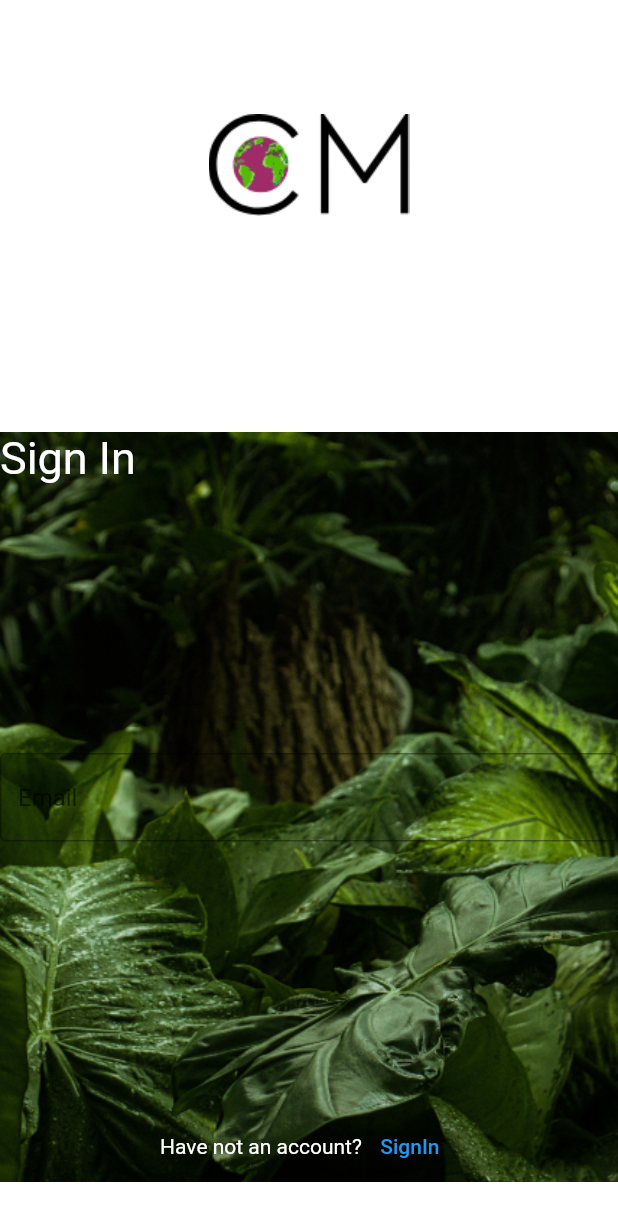
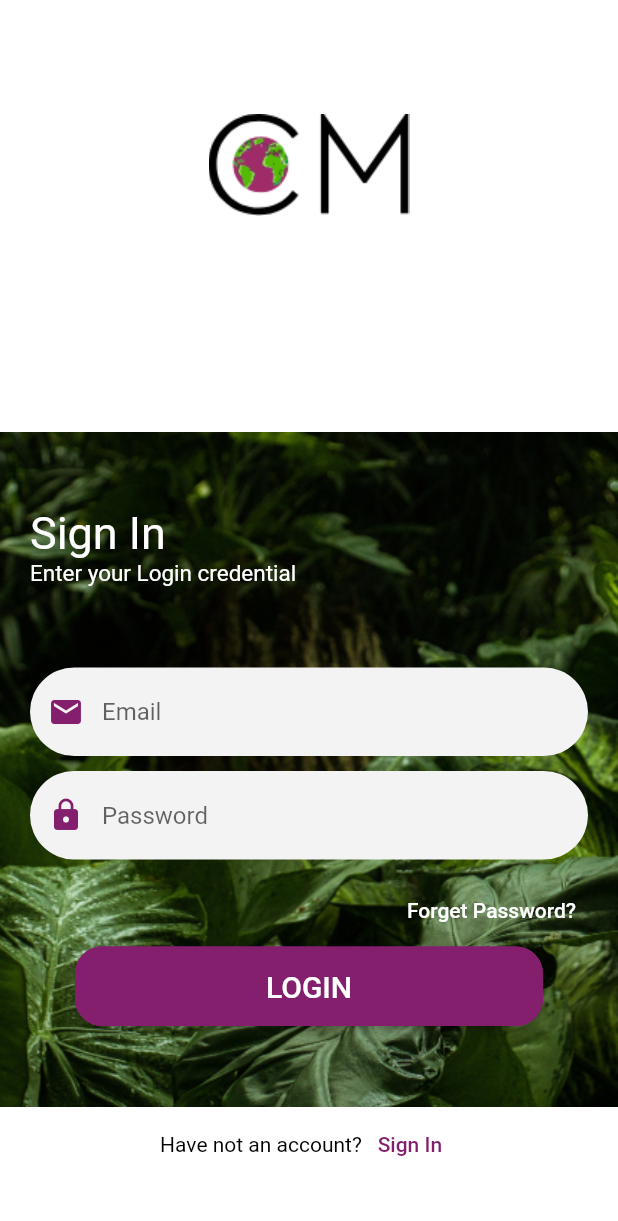
Before and after one commit to Shahabmustafa/CONSCIOUS-MEDIA, a Flutter app: the MemberShip screen opened directly, after a tap on the "arrow forward" icon, on a phone screen of 412 x 824 dp. Shown: the top 1221 px of the screen. Run offline on Flutter 3.47's test engine with Material 2 defaults, Android fonts, the phone set to English and light mode, and no system bars; our stand-ins replace flutter_spinkit, smooth_page_indicator.

Commit message:
UI Design Update

```diff
--- a/lib/view/member_ship.dart
+++ b/lib/view/member_ship.dart
@@ -1,4 +1,5 @@
 import 'package:flutter/material.dart';
+import 'package:kitoob/view/sign_up.dart';
 import 'package:kitoob/view/signin_page.dart';
 
 class MemberShip extends StatefulWidget {
@@ -31,7 +32,7 @@ class _MemberShipState extends State<MemberShip> {
                 ),
                 height: 516.0,
                 child: Column(
-                  mainAxisAlignment: MainAxisAlignment.center,
+                  mainAxisAlignment: MainAxisAlignment.spaceEvenly,
                   children: <Widget> [
                          const Text('SELECT YOUR MEMBERSHIP TO CONTINUE',
                       style: TextStyle(
@@ -103,7 +104,9 @@ class _MemberShipState extends State<MemberShip> {
                                   style: TextStyle(
                                       fontSize: 20.0
                                   ),),
-                                TextButton(onPressed: (){}, child:
+                                TextButton(onPressed: (){
+                                  Navigator.pushReplacement(context, MaterialPageRoute(builder: (context) => SignUpPage()));
+                                }, child:
                                 const Icon(
                                   Icons.arrow_forward,
                                   color: Color(0xFF841F6E),
--- a/lib/view/on_boarding.dart
+++ b/lib/view/on_boarding.dart
@@ -84,8 +84,9 @@ class _OnBoardState extends State<OnBoard> {
                   isLastPage ? SizedBox() :
                   TextButton(
                       onPressed: () {
-                    _controller.jumpToPage(4);
-                  }, child: const Text('SKIP>',
+                        _controller.jumpToPage(4);
+                      },
+                      child: Text('SKIP>',
                   style: TextStyle(
                     color: Colors.grey,
                   ),)),
--- a/lib/view/signin_page.dart
+++ b/lib/view/signin_page.dart
@@ -1,4 +1,6 @@
 import 'package:flutter/material.dart';
+import 'package:kitoob/view/sign_up.dart';
+import 'package:kitoob/widgets/textfieldinput.dart';
 
 class SignINPage extends StatefulWidget {
   const SignINPage({Key? key}) : super(key: key);
@@ -14,7 +16,6 @@ class _SignINPageState extends State<SignINPage> {
       child: Scaffold(
         backgroundColor: Colors.white,
         body: Column(
-          // crossAxisAlignment: CrossAxisAlignment.,
           mainAxisAlignment: MainAxisAlignment.spaceEvenly,
           children: [
             Container(
@@ -35,7 +36,16 @@ class _SignINPageState extends State<SignINPage> {
                 mainAxisAlignment: MainAxisAlignment.spaceBetween,
                 crossAxisAlignment: CrossAxisAlignment.start,
                 children: <Widget> [
-                  const Text(
+                  Column(
+                      crossAxisAlignment: CrossAxisAlignment.stretch,
+                      children: <Widget>[
+                      Padding(
+                          padding: EdgeInsets.only(left: 20.0,top: 50.0),
+                        child:   Container(
+                          child: Column(
+                            crossAxisAlignment: CrossAxisAlignment.start,
+                            children: const <Widget> [
+                              Text(
                                 'Sign In',
                                 style: TextStyle(
                                     color: Colors.white,
@@ -43,23 +53,106 @@ class _SignINPageState extends State<SignINPage> {
                                     fontWeight: FontWeight.w400
                                 ),
                               ),
-                  const TextField(
-                   decoration: InputDecoration(
-                     border: OutlineInputBorder(),
-                     hintText: 'Email',
+                              Text(
+                                'Enter your Login credential',
+                                style: TextStyle(
+                                    color: Colors.white,
+                                    fontSize: 15.0,
+                                    fontWeight: FontWeight.w400
                                 ),
                               ),
+                            ],
+                          ),
+                        ),
+
+                      ),
+                      ],
+                    ),
+                  Padding(
+                     padding: const EdgeInsets.symmetric(horizontal: 20.0),
+                     child: Column(
+                       children: [
+                         TextFieldInput(
+                           HintText: 'Email',
+                           icon: const Icon(Icons.email,
+                             color: Color(0xFF841F6E),
+                           ),
+                         ),
+                         const SizedBox(
+                           height: 10.0,
+                         ),
+                         TextFieldInput(
+                           HintText: 'Password',
+                           icon: const Icon(Icons.lock,
+                             color: Color(0xFF841F6E),),
+                         ),
+                         const SizedBox(
+                           height: 10.0,
+                         ),
                          Row(
+                           mainAxisAlignment: MainAxisAlignment.end,
+                           children: <Widget>[
+                             TextButton(onPressed: (){
+
+                             }, child: Text(
+                                 'Forget Password?',
+                               style: TextStyle(
+                                 color: Colors.white,
+                               ),
+                             ))
+                           ],
+                         ),
+                         Column(
+                             crossAxisAlignment: CrossAxisAlignment.stretch,
+                             children: [
+                               Padding(
+                                 padding: const EdgeInsets.only(left: 30.0,right: 30.0),
+                                 child: ElevatedButton(
+                                   child: Padding(
+                                     padding: const EdgeInsets.only(top: 15.0,bottom: 15.0),
+                                     child: Text('LOGIN',
+                                       style: TextStyle(
+                                         fontSize: 20.0,
+                                         color: Colors.white,
+                                       ),),
+                                   ),
+                                   onPressed:
+                                       (){
+                                         Navigator.pushReplacement(context, MaterialPageRoute(builder: (context) => SignUpPage()));
+                                       },
+                                   style: ElevatedButton.styleFrom(
+                                     shape: RoundedRectangleBorder(
+                                         borderRadius: BorderRadius.circular(18.0),
+                                         side: BorderSide(color: Color(0xFF841F6E))
+                                     ),
+                                     primary: Color(0xFF841F6E),
+                                   ),
+                                 ),
+                               ),
+                             ],
+                           ),
+                       ],
+                     ),
+                   ),
+                 Container(
+                   height: 50,
+                   width: 500.0,
+                   color: Colors.white,
+                   child:  Row(
                      mainAxisAlignment: MainAxisAlignment.center,
                      children: [
-                      const Text('Have not an account?',
+                       Text('Have not an account?',
                          style: TextStyle(
-                        color: Colors.white
+                           color: Colors.black,
                          ),),
                        TextButton(onPressed: (){
-                      }, child: Text('SignIn'),
+                       }, child: Text('Sign In',
+                         style: TextStyle(
+                           color: Color(0xFF841F6E),
+                         ),),
                        ),
                      ],
+                   ),
                  ),
                 ],
               ),
--- /dev/null
+++ b/lib/widgets/textfieldinput.dart
@@ -0,0 +1,25 @@
+import 'package:flutter/material.dart';
+
+class TextFieldInput extends StatelessWidget {
+
+  TextFieldInput({this.HintText, this.icon});
+
+  String? HintText;
+  Icon? icon;
+
+  @override
+  Widget build(BuildContext context) {
+    return TextField(
+      decoration: InputDecoration(
+        border: OutlineInputBorder(
+            borderRadius: BorderRadius.circular(40.0),
+            borderSide: BorderSide.none
+        ),
+        filled: true,
+        fillColor: Color(0xFFF3F3F3),
+        prefixIcon: icon!,
+        hintText: HintText.toString(),
+      ),
+    );
+  }
+}
```
Also changed, not shown: lib/view/login.dart (added, +130 -0 lines), lib/view/sign_up.dart (added, +196 -0 lines). Lines whose indentation alone changed are shown as unchanged.
